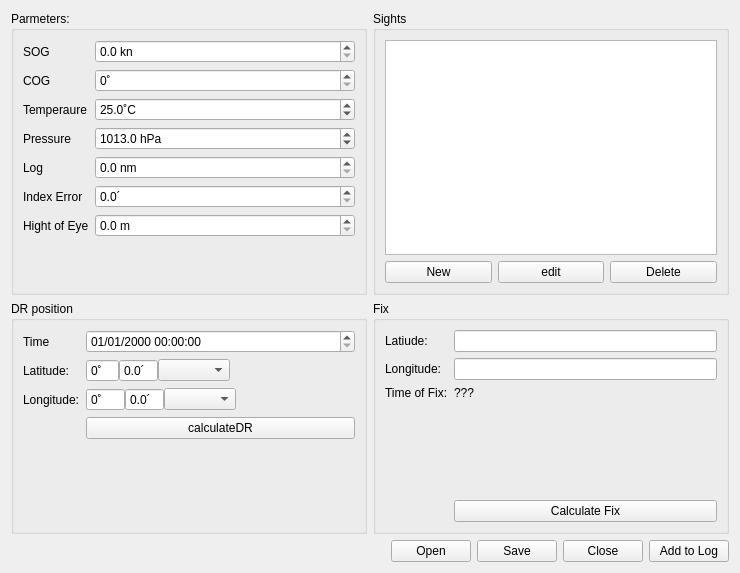
Above: src/ui/cellnav.ui from rodegerdts/QPlogbook before the change. Below: the same form after it.
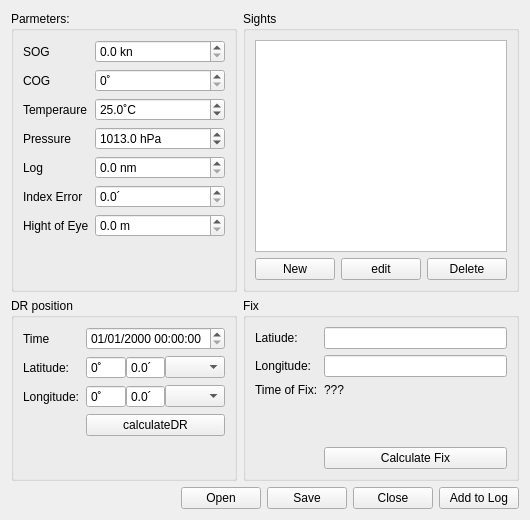
That is the form after the change.

```diff
--- a/src/ui/cellnav.ui
+++ b/src/ui/cellnav.ui
@@ -6,8 +6,8 @@
    <rect>
     <x>0</x>
     <y>0</y>
-    <width>740</width>
-    <height>573</height>
+    <width>528</width>
+    <height>520</height>
    </rect>
   </property>
   <property name="windowTitle">
@@ -204,6 +204,18 @@
           </property>
           <item>
            <widget class="QSpinBox" name="spinBox_lat_deg">
+            <property name="minimumSize">
+             <size>
+              <width>40</width>
+              <height>0</height>
+             </size>
+            </property>
+            <property name="maximumSize">
+             <size>
+              <width>1600</width>
+              <height>16777215</height>
+             </size>
+            </property>
             <property name="buttonSymbols">
              <enum>QAbstractSpinBox::ButtonSymbols::NoButtons</enum>
             </property>
@@ -236,6 +248,12 @@
           </item>
           <item>
            <widget class="QComboBox" name="comboBox_ns">
+            <property name="maximumSize">
+             <size>
+              <width>60</width>
+              <height>16777215</height>
+             </size>
+            </property>
             <property name="currentText">
              <string/>
             </property>
@@ -276,6 +294,12 @@
           </property>
           <item>
            <widget class="QSpinBox" name="spinBox_lon_deg">
+            <property name="minimumSize">
+             <size>
+              <width>40</width>
+              <height>0</height>
+             </size>
+            </property>
             <property name="alignment">
              <set>Qt::AlignmentFlag::AlignLeading|Qt::AlignmentFlag::AlignLeft|Qt::AlignmentFlag::AlignVCenter</set>
             </property>
@@ -311,6 +335,12 @@
           </item>
           <item>
            <widget class="QComboBox" name="comboBox_we">
+            <property name="maximumSize">
+             <size>
+              <width>60</width>
+              <height>16777215</height>
+             </size>
+            </property>
             <property name="maxVisibleItems">
              <number>2</number>
             </property>
```
Left out of the diff: 68 changed lines with no effect on the pictures.
